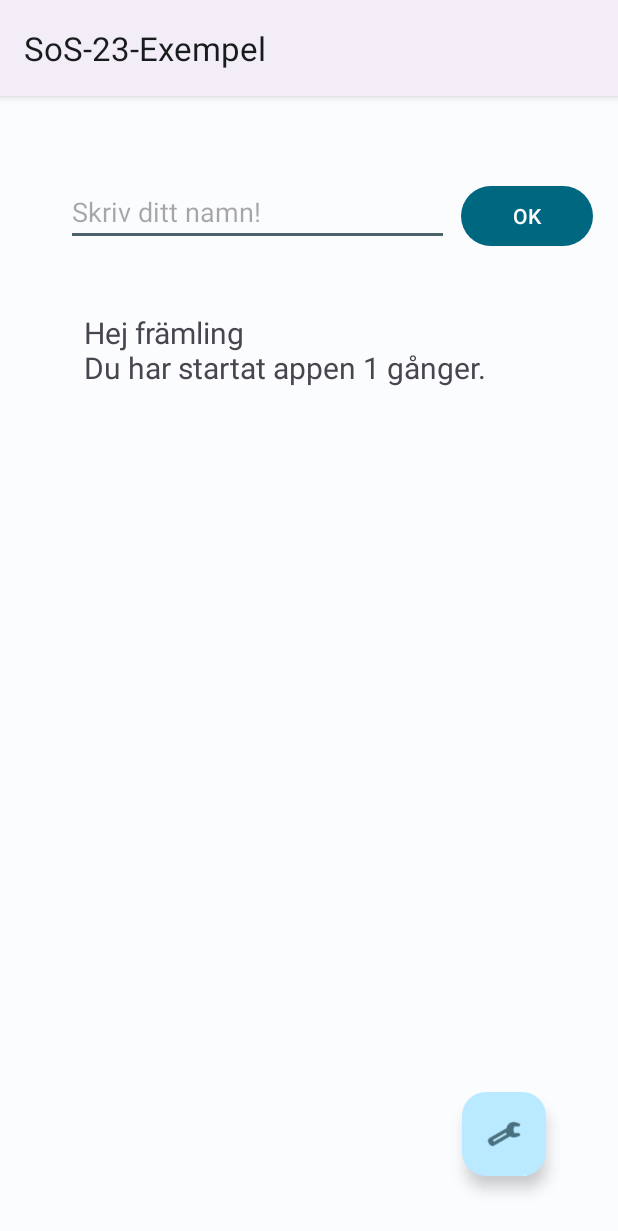
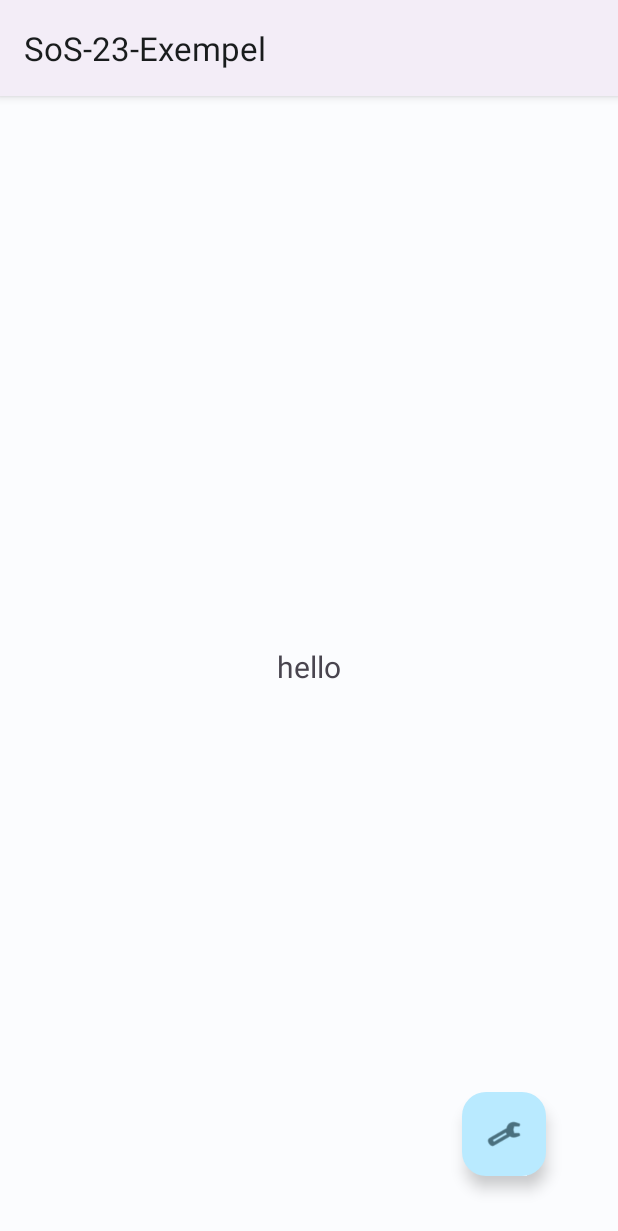
Before and after one commit to fw-23/sos23-exempel, an Android app: the screen it shows after launch (MainActivity), on a phone screen of 412 x 824 dp. Shown: the top 1231 px of the screen. Run offline under Robolectric (Android 15) with nearby library versions, the phone set to English and light mode, and no system bars.

Commit message:
Lektion 7 SMA

```diff
--- a/app/src/main/AndroidManifest.xml
+++ b/app/src/main/AndroidManifest.xml
@@ -11,11 +11,6 @@
         android:supportsRtl="true"
         android:theme="@style/AppTheme"
         tools:targetApi="31">
-        <activity
-            android:name=".SettingsActivity"
-            android:parentActivityName=".MainActivity"
-            android:exported="false"
-            android:label="@string/title_activity_settings" />
 
         <activity
             android:name=".MainActivity"
--- a/app/src/main/java/fi/arcada/sos_23_exempel/MainActivity.java
+++ b/app/src/main/java/fi/arcada/sos_23_exempel/MainActivity.java
@@ -1,29 +1,17 @@
 package fi.arcada.sos_23_exempel;
 
 import androidx.appcompat.app.AppCompatActivity;
-import androidx.recyclerview.widget.LinearLayoutManager;
-import androidx.recyclerview.widget.RecyclerView;
+import android.os.Bundle;
 
-import android.content.Intent;
-import android.content.SharedPreferences;
-import android.os.Bundle;
-import android.preference.PreferenceManager;
-import android.text.TextUtils;
-import android.view.View;
-import android.widget.EditText;
 import android.widget.TextView;
 
-import java.util.ArrayList;
+import java.util.Arrays;
 
 public class MainActivity extends AppCompatActivity {
 
     // deklarera variabler
     TextView outputText;
-    EditText inputText;
-
-    //shared prefs 1: deklarera
-    SharedPreferences sharedPref;
-    SharedPreferences.Editor prefEditor;
+    double[] temps = {-4.7, -4.8, -1.8, 0.7, 0.1, -6, -7.8, -7, -3.8, -10.6, -10.3, -0.3, 4.8, 2.6, 0.1, 1.2, -1.5, -2.7, 1.8, 0.2, -2, -5.5, -1.3, 2.1, -0.6, -0.9, 1, -0.5, -1.4, -1.6, -5.3, -7.7, -8.2, -9.5, -3.9, -0.4, 1, 0.8, -0.4, 0.6, 1, -1.5, -0.5, 1.4, 1.5, 1.8, 2, 1.1, -0.1, 0.1, -0.7, -0.4, -3, -6.8, 2, 1.5, -1.3, -0.2, 1.6, 1.9, 1.3, 0.6, -2, -2.4, 0.8, -0.3, -2.5, -2.6, -0.7, 1.8, 1.3, 0.9, 3, 0.7, 0.8, 1.6, 2.5, 2, 6.2};
 
     @Override
     protected void onCreate(Bundle savedInstanceState) {
@@ -31,46 +19,20 @@ public class MainActivity extends AppCompatActivity {
         setContentView(R.layout.activity_main);
 
         outputText = findViewById(R.id.outputText);
-        inputText = findViewById(R.id.dataName);
 
-        // shared prefs 2: initialisera
-        sharedPref = PreferenceManager.getDefaultSharedPreferences(this);
-        prefEditor = sharedPref.edit();
+        outputText.setText("hello");
 
-        // CodeChallenge App Start Counter version 1
-        int appStarts = sharedPref.getInt("appStartCount", 0);
-        appStarts++; // öka med 1
-        prefEditor.putInt("appStartCount", appStarts); // spara som shared pref
+        System.out.println(Arrays.toString(
+                Statistics.sma3(temps)
+        ));
 
-        // CodeChallenge App Start Counter version 2 "One-Liner"
-        prefEditor.putInt("appStartCount2", sharedPref.getInt("appStartCount2", 0)+1);
+        System.out.println(Arrays.toString(
+                Statistics.sma(temps, 3)
+        ));
 
-        // spara "på hårdskivan"
-        prefEditor.apply();
-
-        // shared prefs 3: läs från shared prefs
-        outputText.setText(String.format("%s %s\nDu har startat appen %d gånger.",
-                sharedPref.getString("greeting", "Hej"),
-                sharedPref.getString("savedName", "främling"),
-                sharedPref.getInt("appStartCount", 0)
+        System.out.println(Arrays.toString(
+                Statistics.sma(temps, 10)
         ));
     }
 
-    public void openSettings(View view) {
-        Intent intent = new Intent(this, SettingsActivity.class);
-        startActivity(intent);
-    }
-
-    public void calculate(View view) {
-
-        String myName = inputText.getText().toString();
-
-        // shared prefs 4: spara i shared prefs
-        prefEditor.putString("savedName", myName);
-        prefEditor.apply();
-
-        outputText.setText(String.format("Hej %s", myName));
-
-
-    }
 }
--- a/app/src/main/java/fi/arcada/sos_23_exempel/Statistics.java
+++ b/app/src/main/java/fi/arcada/sos_23_exempel/Statistics.java
@@ -1,7 +1,6 @@
 package fi.arcada.sos_23_exempel;
 
 import java.util.ArrayList;
-import java.util.Arrays;
 import java.util.Collections;
 import java.util.HashMap;
 
@@ -102,4 +101,33 @@ public class Statistics {
 
     }
 
+    /**
+     * Glidande medelvärde fönster 3 (Simple Moving Avg)
+     */
+    static double[] sma3(double[] dataset) {
+        double[] ma = new double[dataset.length];
+
+        for (int i = 2; i < dataset.length; i++) {
+            ma[i] = (dataset[i] + dataset[i-1] + dataset[i-2])/3;
+        }
+        return ma;
+    }
+
+    /**
+     * Glidande medelvärde (Simple Moving Avg)
+     */
+    static double[] sma(double[] dataset, int window) {
+        double[] ma = new double[dataset.length];
+
+        for (int i = window-1; i < dataset.length; i++) {
+            double sum = 0;
+            // Inre loop loopar igenom window
+            for (int j = 0; j < window; j++) {
+                sum += dataset[i-j]; // addera window-värdet till summan
+            }
+            ma[i] = sum/window;
+        }
+        return ma;
+    }
+
 }
--- a/app/src/main/res/layout/activity_main.xml
+++ b/app/src/main/res/layout/activity_main.xml
@@ -10,36 +10,12 @@
         android:id="@+id/outputText"
         android:layout_width="wrap_content"
         android:layout_height="wrap_content"
-        android:layout_marginStart="12dp"
-        android:layout_marginTop="44dp"
         android:text="---"
         android:textSize="20sp"
-        app:layout_constraintStart_toStartOf="@+id/dataName"
-        app:layout_constraintTop_toBottomOf="@+id/dataName" />
-
-    <EditText
-        android:id="@+id/dataName"
-        android:layout_width="255dp"
-        android:layout_height="44dp"
-        android:layout_marginStart="44dp"
-        android:layout_marginTop="56dp"
-        android:ems="10"
-        android:hint="Skriv ditt namn!"
-        android:inputType="textPersonName"
+        app:layout_constraintBottom_toBottomOf="parent"
+        app:layout_constraintEnd_toEndOf="parent"
         app:layout_constraintStart_toStartOf="parent"
         app:layout_constraintTop_toTopOf="parent" />
-
-    <Button
-        android:id="@+id/button"
-        android:layout_width="wrap_content"
-        android:layout_height="wrap_content"
-        android:layout_marginStart="8dp"
-        android:onClick="calculate"
-        android:text="OK"
-        app:layout_constraintBottom_toBottomOf="@+id/dataName"
-        app:layout_constraintStart_toEndOf="@+id/dataName"
-        app:layout_constraintTop_toTopOf="@+id/dataName"
-        app:layout_constraintVertical_bias="0.0" />
 
     <com.google.android.material.floatingactionbutton.FloatingActionButton
         android:id="@+id/floatingActionButton2"
```
Also changed, not shown: app/src/main/java/fi/arcada/sos_23_exempel/SettingsActivity.java (deleted, +0 -33 lines).
